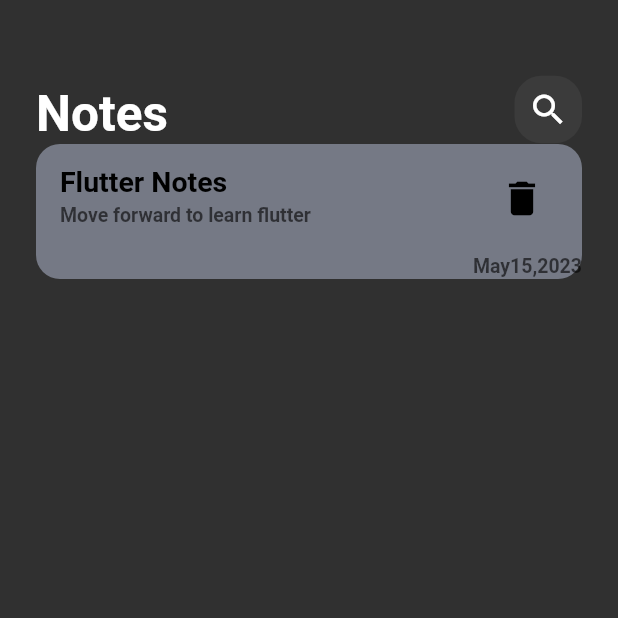
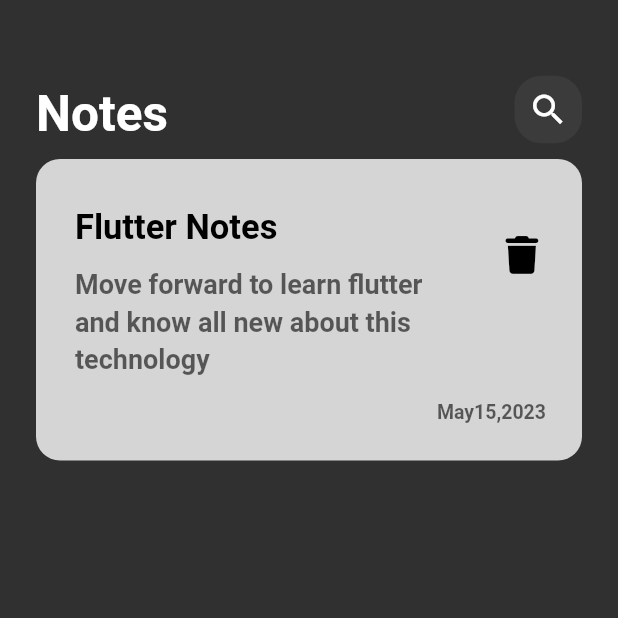
Before and after one commit to mahmoudashraf01/hive_note_app, a Flutter app: the screen it shows after launch, on a phone screen of 412 x 824 dp, the top half of it. Run offline on Flutter 3.47's test engine with Material 2 defaults, Android fonts, the phone set to English and light mode, and no system bars; our stand-ins replace font_awesome_flutter.

```diff
--- /dev/null
+++ b/lib/views/widgets/note_item.dart
@@ -0,0 +1,73 @@
+import 'package:flutter/material.dart';
+import 'package:font_awesome_flutter/font_awesome_flutter.dart';
+import 'package:hive_note_app/shared/themes/colors.dart';
+import 'package:hive_note_app/shared/themes/text.dart';
+
+class NotesItem extends StatelessWidget {
+  const NotesItem({super.key});
+
+  @override
+  Widget build(BuildContext context) {
+    return Padding(
+      padding: const EdgeInsets.only(top: 10),
+      child: Container(
+        padding: const EdgeInsets.only(
+          top: 24,
+          bottom: 24,
+          left: 10,
+        ),
+        decoration: BoxDecoration(
+          color: white2.withOpacity(0.9),
+          borderRadius: BorderRadius.circular(16),
+        ),
+        child: Column(
+          crossAxisAlignment: CrossAxisAlignment.end,
+          children: [
+            ListTile(
+              title: Text(
+                'Flutter Notes',
+                style: h5Bold.merge(
+                  TextStyle(color: black),
+                ),
+              ),
+              subtitle: Padding(
+                padding: const EdgeInsets.only(
+                  top: 10,
+                  bottom: 10,
+                ),
+                child: Text(
+                  'Move forward to learn flutter and know all new about this technology',
+                  style: bodyBold.merge(
+                    TextStyle(
+                      color: black.withOpacity(0.6),
+                      fontSize: 18,
+                    ),
+                  ),
+                ),
+              ),
+              trailing: IconButton(
+                onPressed: () {},
+                icon: Icon(
+                  FontAwesomeIcons.trash,
+                  color: black,
+                  size: 25,
+                ),
+              ),
+            ),
+            Padding(
+              padding: const EdgeInsets.only(right: 24),
+              child: Text(
+                'May15,2023',
+                style: bodyBold.merge(
+                  TextStyle(
+                    color: black.withOpacity(0.6),
+                  ),
+                ),
+              ),
+            )
+          ],
+        ),
+      ),
+    );
+  }
+}
--- a/lib/views/widgets/notes_view_body.dart
+++ b/lib/views/widgets/notes_view_body.dart
@@ -1,7 +1,9 @@
 import 'package:flutter/material.dart';
+import 'package:font_awesome_flutter/font_awesome_flutter.dart';
 import 'package:hive_note_app/shared/themes/colors.dart';
 import 'package:hive_note_app/shared/themes/text.dart';
 import 'package:hive_note_app/views/widgets/custom_app_bar.dart';
+import 'package:hive_note_app/views/widgets/note_item.dart';
 
 class NotesViewBody extends StatelessWidget {
   const NotesViewBody({super.key});
@@ -22,54 +24,3 @@
     );
   }
 }
-
-class NotesItem extends StatelessWidget {
-  const NotesItem({super.key});
-
-  @override
-  Widget build(BuildContext context) {
-    return Container(
-      decoration: BoxDecoration(
-        color: blue3,
-        borderRadius: BorderRadius.circular(16),
-      ),
-      child: Column(
-        crossAxisAlignment: CrossAxisAlignment.end,
-        children: [
-          ListTile(
-            title: Text(
-              'Flutter Notes',
-              style: title1Bold.merge(
-                TextStyle(color: black),
-              ),
-            ),
-            subtitle: Text(
-              'Move forward to learn flutter',
-              style: bodyBold.merge(
-                TextStyle(
-                  color: black.withOpacity(0.6),
-                ),
-              ),
-            ),
-            trailing: IconButton(
-              onPressed: () {},
-              icon: Icon(
-                Icons.delete,
-                color: black,
-                size: 30,
-              ),
-            ),
-          ),
-          Text(
-            'May15,2023',
-            style: bodyBold.merge(
-              TextStyle(
-                color: black.withOpacity(0.6),
-              ),
-            ),
-          )
-        ],
-      ),
-    );
-  }
-}
```
Also changed, not shown: pubspec.yaml (+4 -12 lines), pubspec.lock.
